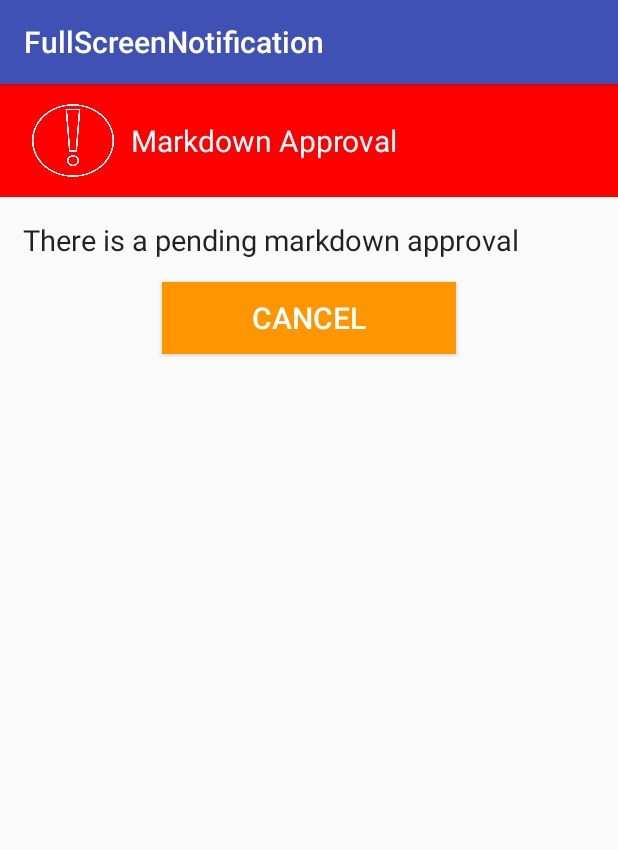
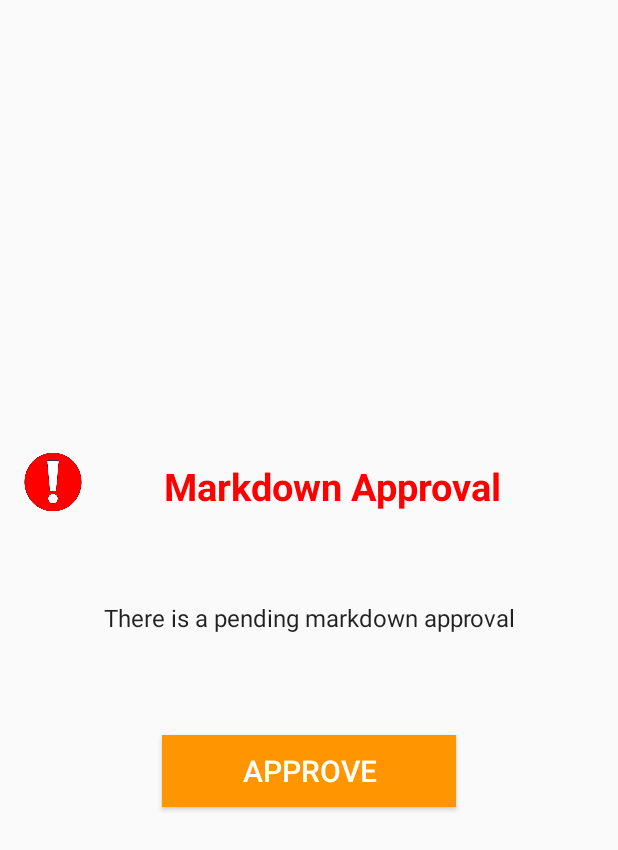
Before and after one commit to rettwalker/AndroidFullScreenNotification, an Android app: the AlertMessage screen opened directly, with no data from a screen before it, on a phone screen of 412 x 824 dp. Shown: the top 850 px of the screen. Run offline under Robolectric (Android 15) with nearby library versions, the light colour scheme and no system bars; 2 statements that could not run were skipped.

Commit message:
more changes

```diff
--- a/app/build.gradle
+++ b/app/build.gradle
@@ -27,4 +27,5 @@ dependencies {
     testCompile 'junit:junit:4.12'
     compile 'com.android.support:appcompat-v7:24.2.0'
     compile 'com.android.support:design:24.2.0'
+    compile 'com.android.support:support-v4:24.2.0'
 }
--- a/app/src/main/java/com/example/jmw0705/fullscreennotification/AlertMessage.java
+++ b/app/src/main/java/com/example/jmw0705/fullscreennotification/AlertMessage.java
@@ -8,6 +8,7 @@ import android.media.MediaPlayer;
 import android.media.RingtoneManager;
 import android.net.Uri;
 import android.os.Vibrator;
+import android.support.v7.app.ActionBar;
 import android.support.v7.app.AppCompatActivity;
 import android.os.Bundle;
 import android.util.Log;
@@ -25,9 +26,11 @@ public class AlertMessage extends AppCompatActivity {
 
     @Override
     protected void onCreate(Bundle savedInstanceState) {
+        super.onCreate(savedInstanceState);
+        hideSystemUI();
         Intent intent = getIntent();
-        super.onCreate(savedInstanceState);
         prepareActivityForAlert();
+        long[] pattern = {0, 100, 100};
 
         if(!intent.getExtras().getBoolean("FULLSCREEN")){
             final Dialog dialog = new Dialog(this);
@@ -39,39 +42,80 @@ public class AlertMessage extends AppCompatActivity {
             dialogButton.setOnClickListener(new View.OnClickListener() {
                 @Override
                 public void onClick(View v) {
+                    vibrator.cancel();
+                    mMediaPlayer.stop();
+                    mMediaPlayer.release();
+                    audioManager.setStreamVolume(AudioManager.STREAM_MUSIC,currentVolume,AudioManager.AUDIOFOCUS_LOSS);
+                    Log.d("Volume Exit", audioManager.getStreamVolume(AudioManager.STREAM_MUSIC)+"");
                     dialog.dismiss();
                 }
             });
+
             if(audioManager.getMode()!=AudioManager.MODE_IN_CALL){
                 //mMediaPlayer.start();
             }
-            vibrator.vibrate(999999999);
 
+            if(intent.getExtras().getBoolean("CONSTVIB")){
+                vibrator.vibrate(999999999);
+            } else {
+                vibrator.vibrate(pattern,0);
+            }
             dialog.show();
+
+            setContentView(R.layout.transparent);
         } else{
+
             if(audioManager.getMode()!=AudioManager.MODE_IN_CALL){
                 //mMediaPlayer.start();
             }
-            vibrator.vibrate(999999999);
+
+            if(intent.getExtras().getBoolean("CONSTVIB")){
+                vibrator.vibrate(999999999);
+            } else {
+                vibrator.vibrate(pattern,0);
+            }
 
             setContentView(R.layout.full_screen_alert);
+            Button fullscreenApproval = (Button) findViewById(R.id.fullscreen_button);
+            fullscreenApproval.setOnClickListener(new View.OnClickListener() {
+                @Override
+                public void onClick(View view) {
+                    vibrator.cancel();
+                    mMediaPlayer.stop();
+                    mMediaPlayer.release();
+                    audioManager.setStreamVolume(AudioManager.STREAM_MUSIC,currentVolume,AudioManager.AUDIOFOCUS_LOSS);
+                    Log.d("Volume Exit", audioManager.getStreamVolume(AudioManager.STREAM_MUSIC)+"");
+                }
+            });
         }
 
     }
 
+    @Override
+    protected void onDestroy() {
+        super.onDestroy();
+    }
+
+    @Override
+    protected void onResume() {
+        super.onResume();
+        hideSystemUI();
+    }
+
     // This snippet hides the system bars.
     private void hideSystemUI() {
-        View mDecorView = getWindow().getDecorView();
-        // Set the IMMERSIVE flag.
-        // Set the content to appear under the system bars so that the content
-        // doesn't resize when the system bars hide and show.
-        mDecorView.setSystemUiVisibility(
+        //getWindow().addFlags(flags);
+        ActionBar actionBar = getSupportActionBar();
+        if (actionBar != null) {
+            actionBar.hide();
+        }
+        getWindow().getDecorView().setSystemUiVisibility(
                 View.SYSTEM_UI_FLAG_LAYOUT_STABLE
                         | View.SYSTEM_UI_FLAG_LAYOUT_HIDE_NAVIGATION
                         | View.SYSTEM_UI_FLAG_LAYOUT_FULLSCREEN
                         | View.SYSTEM_UI_FLAG_HIDE_NAVIGATION // hide nav bar
                         | View.SYSTEM_UI_FLAG_FULLSCREEN // hide status bar
-                        | View.SYSTEM_UI_FLAG_IMMERSIVE);
+                        | View.SYSTEM_UI_FLAG_IMMERSIVE_STICKY);
     }
 
 
@@ -97,11 +141,7 @@ public class AlertMessage extends AppCompatActivity {
     }
     @Override
     public void onBackPressed() {
-        //super.onBackPressed();
-        mMediaPlayer.stop();
-        mMediaPlayer.release();
-        audioManager.setStreamVolume(AudioManager.STREAM_MUSIC,currentVolume,AudioManager.AUDIOFOCUS_LOSS);
-        Log.d("Volume Exit", audioManager.getStreamVolume(AudioManager.STREAM_MUSIC)+"");
+        super.onBackPressed();
     }
 
 }
--- a/app/src/main/res/layout/full_screen_alert.xml
+++ b/app/src/main/res/layout/full_screen_alert.xml
@@ -1,40 +1,11 @@
 <RelativeLayout xmlns:android="http://schemas.android.com/apk/res/android"
-    android:orientation="vertical"
+
     android:layout_width="match_parent"
-    android:layout_height="wrap_content"
+    android:layout_height="match_parent"
 
-    android:background="#00000000">
+    android:background="#00000000"
+    android:padding="15dp">
 
-    <android.support.v7.widget.Toolbar
-        android:layout_width="fill_parent"
-        android:layout_height="75dp"
-        android:id="@+id/view"
-        android:layout_centerHorizontal="true"
-        android:background="#ff0000"
-        android:textAlignment="center">
-        <ImageView
-            android:layout_width="65dp"
-            android:layout_height="50dp"
-            android:id="@+id/imageView2"
-            android:layout_alignParentTop="true"
-            android:layout_alignStart="@+id/text_dialog"
-
-            android:background="@drawable/alert_message_white"/>
-        <TextView
-            android:layout_width="wrap_content"
-            android:layout_height="wrap_content"
-            android:text="Markdown Approval"
-            android:id="@+id/text_dialog"
-            android:textSize="20sp"
-            android:textColor="#ffffff"
-            android:gravity="center_horizontal"
-            android:textAlignment="center"
-            android:layout_centerVertical="true"
-            android:layout_centerHorizontal="true"
-            android:paddingLeft="5dp" />
-
-
-    </android.support.v7.widget.Toolbar>
 
     <TextView
         android:layout_width="match_parent"
@@ -42,25 +13,47 @@
         android:textAppearance="?android:attr/textAppearanceLarge"
         android:text="There is a pending markdown approval"
         android:id="@+id/textView5"
-        android:layout_gravity="center_horizontal"
-        android:layout_below="@+id/view"
-        android:layout_alignParentStart="true"
-        android:layout_margin="15dp"
-        android:layout_alignParentEnd="false"
-        android:textSize="19sp" />
+
+        android:textSize="16sp"
+        android:textAlignment="center"
+        android:layout_centerVertical="true"
+        android:layout_alignParentStart="true" />
 
     <Button
         android:layout_width="196dp"
         android:layout_height="wrap_content"
-        android:text="Cancel"
-        android:id="@+id/button"
+        android:text="Approve"
+        android:id="@+id/fullscreen_button"
         android:background="#ff9500"
         android:textAlignment="center"
+        android:textColor="#ffffff"
+        android:textSize="20sp"
+        android:layout_marginTop="67dp"
         android:layout_below="@+id/textView5"
+        android:layout_centerHorizontal="true" />
+
+    <TextView
+        android:layout_width="wrap_content"
+        android:layout_height="wrap_content"
+        android:textAppearance="?android:attr/textAppearanceLarge"
+        android:text="Markdown Approval"
+        android:id="@+id/textView6"
+        android:layout_above="@+id/textView5"
         android:layout_centerHorizontal="true"
-        android:layout_marginBottom="30dp"
-        android:textColor="#ffffff"
-        android:textSize="20sp" />
+        android:layout_marginBottom="59dp"
+        android:textColor="#ff0000"
+        android:textAlignment="viewEnd"
+        android:textSize="25sp"
+        android:textStyle="normal|bold"
+        android:paddingLeft="30dp"
+        android:paddingTop="5dp" />
 
+    <ImageView
+        android:layout_width="40dp"
+        android:layout_height="40dp"
+        android:id="@+id/imageView3"
+        android:background="@drawable/alertmessage"
+        android:layout_alignTop="@+id/textView6"
 
+         />
 </RelativeLayout>
--- /dev/null
+++ b/app/src/main/res/layout/transparent.xml
@@ -0,0 +1,6 @@
+<?xml version="1.0" encoding="utf-8"?>
+<LinearLayout xmlns:android="http://schemas.android.com/apk/res/android"
+    android:orientation="vertical" android:layout_width="match_parent"
+    android:layout_height="match_parent">
+
+</LinearLayout>
```
Also changed, not shown: app/src/main/java/com/example/jmw0705/fullscreennotification/MainActivity.java (+6 -6 lines), app/src/main/res/layout/blank_full_screen.xml (+17 -10 lines), app/src/main/res/drawable/alert_message.png (added).
